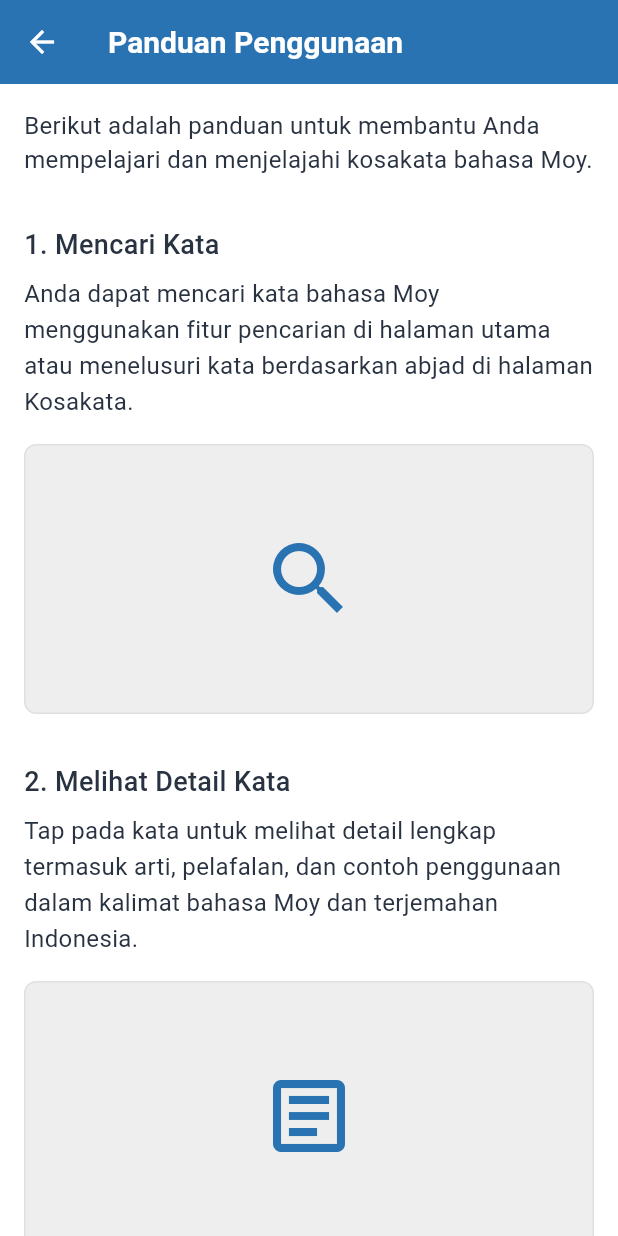
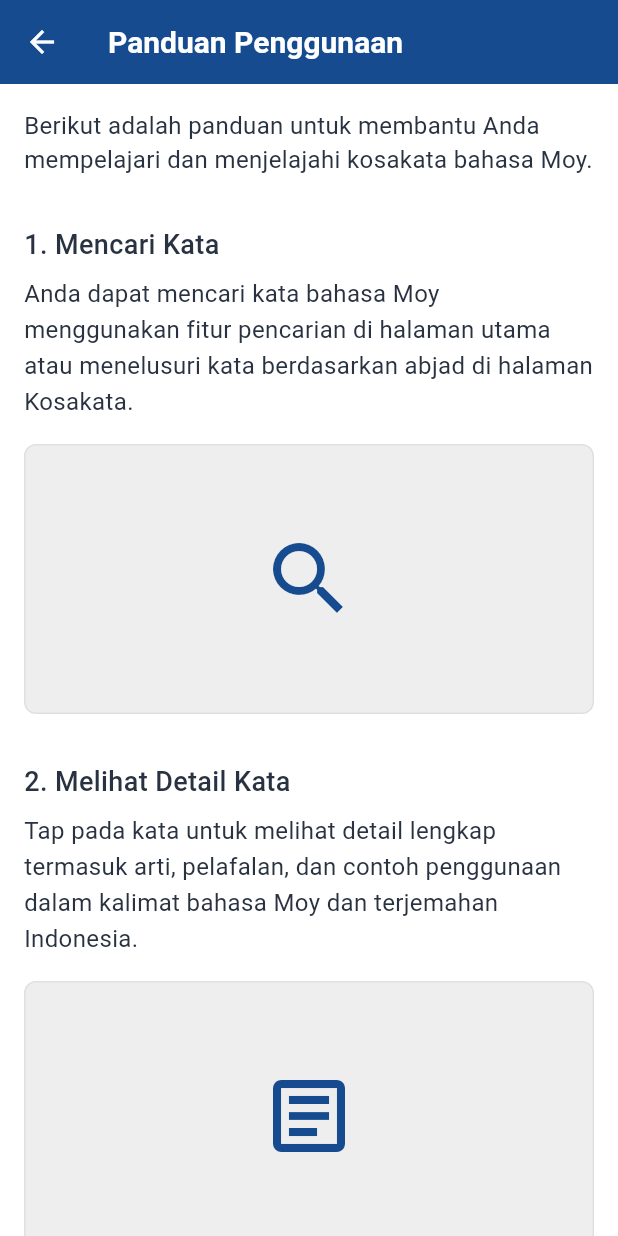
Before and after one commit to papua-opensource/kamus-bahasa-moy, a Flutter app: the UsageGuideScreen screen opened directly, on a phone screen of 412 x 824 dp. Run offline on Flutter 3.47's test engine with Material 3 defaults, Android fonts, the light colour scheme and no system bars.

Commit message:
fix: update primary color across multiple screens to enhance visual consistency

```diff
--- a/lib/screens/contact_screen.dart
+++ b/lib/screens/contact_screen.dart
@@ -80,7 +80,7 @@ class ContactScreen extends StatelessWidget {
             ),
             child: Icon(
               icon,
-              color: const Color(0xFF2973B2),
+              color: const Color(0xFF164B8F),
               size: 24,
             ),
           ),
--- a/lib/screens/favorites_screen.dart
+++ b/lib/screens/favorites_screen.dart
@@ -187,7 +187,7 @@ class _FavoritesScreenState extends State<FavoritesScreen> {
                             width: double.infinity,
                             padding: const EdgeInsets.all(16),
                             decoration: BoxDecoration(
-                              color: const Color(0xFF2973B2),
+                              color: const Color(0xFF164B8F),
                               borderRadius: BorderRadius.circular(8),
                             ),
                             child: Row(
--- a/lib/screens/help_support_screen.dart
+++ b/lib/screens/help_support_screen.dart
@@ -123,7 +123,7 @@ class HelpSupportScreen extends StatelessWidget {
           padding: const EdgeInsets.all(16.0),
           child: Row(
             children: [
-              Icon(icon, color: const Color(0xFF2973B2), size: 28),
+              Icon(icon, color: const Color(0xFF164B8F), size: 28),
               const SizedBox(width: 16),
               Expanded(
                 child: Column(
--- a/lib/screens/home_screen.dart
+++ b/lib/screens/home_screen.dart
@@ -102,7 +102,7 @@ class HomeScreen extends StatelessWidget {
                       width: double.infinity,
                       padding: const EdgeInsets.all(16),
                       decoration: BoxDecoration(
-                        color: const Color(0xFF2973B2),
+                        color: const Color(0xFF164B8F),
                         borderRadius: BorderRadius.circular(8),
                         border:
                             Border.all(color: Colors.grey.shade300, width: 1),
--- a/lib/screens/onboarding_screen.dart
+++ b/lib/screens/onboarding_screen.dart
@@ -85,7 +85,7 @@ class _OnboardingScreenState extends State<OnboardingScreen> {
     double buttonFontSize = isTablet ? 18 : 16;
 
     return Container(
-      color: const Color(0xFF2973B2),
+      color: const Color(0xFF164B8F),
       padding: EdgeInsets.symmetric(horizontal: isTablet ? 40 : 20),
       child: Column(
         mainAxisAlignment: MainAxisAlignment.center,
@@ -176,7 +176,7 @@ class _OnboardingScreenState extends State<OnboardingScreen> {
                   child: Text(
                     item.buttonText,
                     style: TextStyle(
-                      color: const Color(0xFF2973B2),
+                      color: const Color(0xFF164B8F),
                       fontSize: buttonFontSize,
                       fontWeight: FontWeight.bold,
                     ),
--- a/lib/screens/splash_screen.dart
+++ b/lib/screens/splash_screen.dart
@@ -55,7 +55,7 @@ class _SplashScreenState extends State<SplashScreen> {
                         'Kamus Bahasa Moy',
                         style: TextStyle(
                           color: const Color(
-                              0xFF2973B2), // Text color as per requirement (#2973B2)
+                              0xFF164B8F), // Text color as per requirement (#2973B2)
                           fontSize: isTablet ? 32 : 24,
                           fontWeight: FontWeight.bold,
                         ),
@@ -69,7 +69,7 @@ class _SplashScreenState extends State<SplashScreen> {
                           textAlign: TextAlign.center,
                           style: TextStyle(
                             color: const Color(
-                                0xFF2973B2), // Text color as per requirement (#2973B2)
+                                0xFF164B8F), // Text color as per requirement (#2973B2)
                             fontSize: isTablet ? 20 : 16,
                           ),
                         ),
@@ -84,7 +84,7 @@ class _SplashScreenState extends State<SplashScreen> {
                     '© 2025 Papua Open Source',
                     style: TextStyle(
                       color: const Color(
-                          0xFF2973B2), // Text color as per requirement (#2973B2)
+                          0xFF164B8F), // Text color as per requirement (#2973B2)
                       fontSize: isTablet ? 16 : 14,
                     ),
                   ),
--- a/lib/screens/usage_guide_screen.dart
+++ b/lib/screens/usage_guide_screen.dart
@@ -176,7 +176,7 @@ class UsageGuideScreen extends StatelessWidget {
                 child: Icon(
                   _getIconForTitle(title),
                   size: 64,
-                  color: const Color(0xFF2973B2),
+                  color: const Color(0xFF164B8F),
                 ),
               ),
             ),
@@ -196,7 +196,7 @@ class UsageGuideScreen extends StatelessWidget {
             padding: const EdgeInsets.symmetric(horizontal: 10, vertical: 4),
             margin: const EdgeInsets.only(right: 12, top: 2),
             decoration: BoxDecoration(
-              color: const Color(0xFF2973B2).withOpacity(0.1),
+              color: const Color(0xFF164B8F).withOpacity(0.1),
               borderRadius: BorderRadius.circular(4),
               border: Border.all(color: Colors.grey.shade300, width: 1),
             ),
@@ -204,7 +204,7 @@ class UsageGuideScreen extends StatelessWidget {
               code,
               style: const TextStyle(
                 fontWeight: FontWeight.w500,
-                color: Color(0xFF2973B2),
+                color: Color(0xFF164B8F),
                 fontStyle: FontStyle.italic,
               ),
             ),
@@ -251,7 +251,7 @@ class UsageGuideScreen extends StatelessWidget {
         children: [
           const Icon(
             Icons.tips_and_updates_outlined,
-            color: Color(0xFF2973B2),
+            color: Color(0xFF164B8F),
             size: 24,
           ),
           const SizedBox(width: 12),
--- a/lib/screens/vocabulary_detail_screen.dart
+++ b/lib/screens/vocabulary_detail_screen.dart
@@ -47,7 +47,7 @@ class _VocabularyDetailScreenState extends State<VocabularyDetailScreen> {
                 width: double.infinity,
                 padding: const EdgeInsets.all(16),
                 decoration: BoxDecoration(
-                  color: const Color(0xFF2973B2),
+                  color: const Color(0xFF164B8F),
                   borderRadius: BorderRadius.circular(8),
                   border: Border.all(color: Colors.grey.shade300, width: 1),
                 ),
@@ -146,13 +146,13 @@ class _VocabularyDetailScreenState extends State<VocabularyDetailScreen> {
                           height: 24,
                           decoration: BoxDecoration(
                             shape: BoxShape.circle,
-                            color: Colors.blue[700],
+                            color: Color(0xFF164B8F),
                           ),
                           child: const Center(
                             child: Text(
                               '1',
                               style: TextStyle(
-                                backgroundColor: Color(0xFF2973B2),
+                                backgroundColor: Color(0xFF164B8F),
                                 color: Colors.white,
                                 fontWeight: FontWeight.w500,
                               ),
--- a/lib/screens/vocabulary_screen.dart
+++ b/lib/screens/vocabulary_screen.dart
@@ -152,7 +152,7 @@ class _VocabularyScreenState extends State<VocabularyScreen> {
                           decoration: BoxDecoration(
                             shape: BoxShape.circle,
                             color: isSelected
-                                ? const Color(0xFF2973B2)
+                                ? const Color(0xFF164B8F)
                                 : Colors.grey[200],
                           ),
                           child: Center(
@@ -235,7 +235,7 @@ class _VocabularyScreenState extends State<VocabularyScreen> {
                             width: double.infinity,
                             padding: const EdgeInsets.all(16),
                             decoration: BoxDecoration(
-                              color: const Color(0xFF2973B2),
+                              color: const Color(0xFF164B8F),
                               borderRadius: BorderRadius.circular(8),
                             ),
                             child: Row(
--- a/lib/theme/theme_config.dart
+++ b/lib/theme/theme_config.dart
@@ -4,7 +4,7 @@ import 'package:flutter/material.dart';
 
 class ThemeConfig {
   // Warna primer aplikasi
-  static const Color primaryColor = Color(0xFF2973B2);
+  static const Color primaryColor = Color(0xFF164B8F);
 
   // AppBar theme dengan warna teks dan icon putih
   static final AppBarTheme appBarTheme = AppBarTheme(
--- a/lib/widgets/app_drawer.dart
+++ b/lib/widgets/app_drawer.dart
@@ -16,7 +16,7 @@ class AppDrawer extends StatelessWidget {
         children: [
           // Drawer header
           Container(
-            color: const Color(0xFF2973B2),
+            color: const Color(0xFF164B8F),
             padding: const EdgeInsets.symmetric(vertical: 30, horizontal: 16),
             width: double.infinity,
             child: Column(
```
